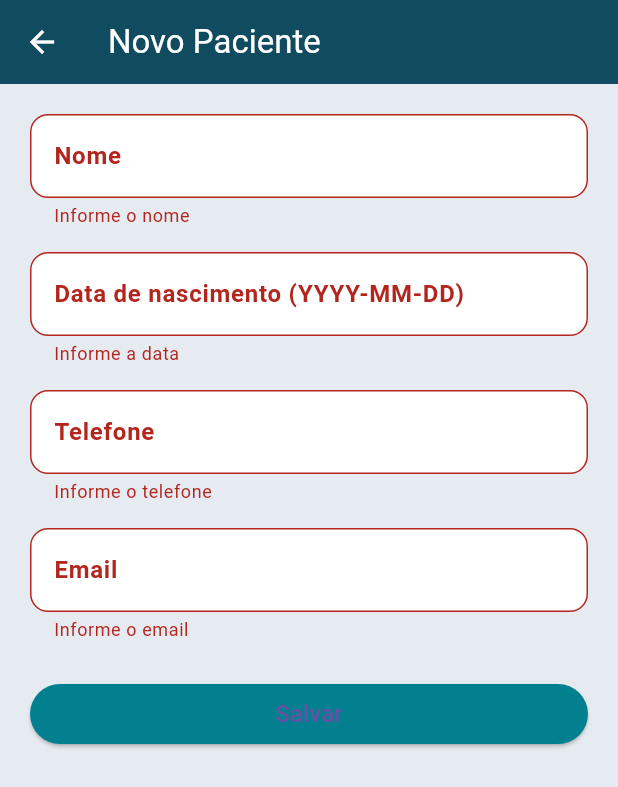
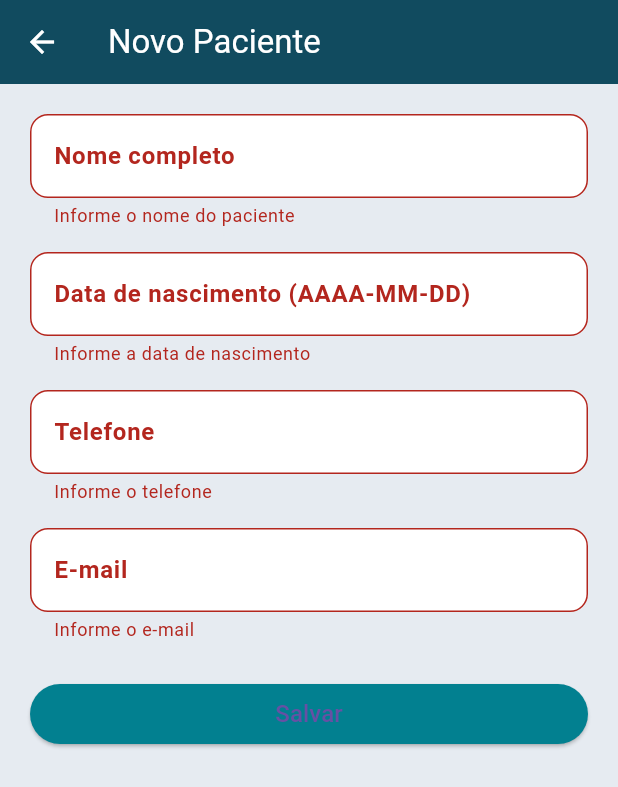
Before and after one commit to AlexandreBolsoni/trabalho-mobile, a Flutter app: the PacienteFormScreen screen opened directly, after a tap on "Salvar", on a phone screen of 412 x 824 dp. Shown: the top 787 px of the screen. Run offline on Flutter 3.47's test engine with Material 3 defaults, Android fonts, the phone set to English and light mode, and no system bars; network calls fail.

Commit message:
BugFIX relacionado a pacientesn e salas

```diff
--- a/agenda_app/lib/models/paciente.dart
+++ b/agenda_app/lib/models/paciente.dart
@@ -6,7 +6,7 @@ class Paciente {
   final String email;
 
   Paciente({
-    this.id, // Removido o required
+    this.id,
     required this.nome,
     required this.dataNascimento,
     required this.telefone,
--- a/agenda_app/lib/screens/paciente/paciente_form.dart
+++ b/agenda_app/lib/screens/paciente/paciente_form.dart
@@ -14,7 +14,7 @@ class PacienteFormScreen extends StatefulWidget {
 class _PacienteFormScreenState extends State<PacienteFormScreen> {
   final _formKey = GlobalKey<FormState>();
   late TextEditingController nomeController;
-  late TextEditingController dataController;
+  late TextEditingController dataNascimentoController;
   late TextEditingController telefoneController;
   late TextEditingController emailController;
 
@@ -22,29 +22,45 @@ class _PacienteFormScreenState extends State<PacienteFormScreen> {
   void initState() {
     super.initState();
     nomeController = TextEditingController(text: widget.paciente?.nome ?? '');
-    dataController = TextEditingController(text: widget.paciente?.dataNascimento ?? '');
+    dataNascimentoController = TextEditingController(text: widget.paciente?.dataNascimento ?? '');
     telefoneController = TextEditingController(text: widget.paciente?.telefone ?? '');
     emailController = TextEditingController(text: widget.paciente?.email ?? '');
   }
 
+  @override
+  void dispose() {
+    nomeController.dispose();
+    dataNascimentoController.dispose();
+    telefoneController.dispose();
+    emailController.dispose();
+    super.dispose();
+  }
+
   void salvar() async {
     if (_formKey.currentState!.validate()) {
-      final novo = Paciente(
-        nome: nomeController.text,
-        dataNascimento: dataController.text,
-        telefone: telefoneController.text,
-        email: emailController.text,
+      final paciente = Paciente(
+        nome: nomeController.text.trim(),
+        dataNascimento: dataNascimentoController.text.trim(), // deve estar no formato YYYY-MM-DD
+        telefone: telefoneController.text.trim(),
+        email: emailController.text.trim(),
       );
-      if (widget.paciente == null) {
-        await PacienteService.addPaciente(novo);
-      } else {
-        await PacienteService.updatePaciente(widget.paciente!.id!, novo);
+
+      try {
+        if (widget.paciente == null) {
+          await PacienteService.addPaciente(paciente);
+        } else {
+          await PacienteService.updatePaciente(widget.paciente!.id!, paciente);
+        }
+        Navigator.pop(context);
+      } catch (e) {
+        ScaffoldMessenger.of(context).showSnackBar(
+          SnackBar(content: Text('Erro ao salvar paciente: $e')),
+        );
       }
-      Navigator.pop(context);
     }
   }
 
-  InputDecoration customInput(String label) {
+  InputDecoration inputDecoracao(String label) {
     return InputDecoration(
       labelText: label,
       labelStyle: const TextStyle(fontWeight: FontWeight.bold),
@@ -68,13 +84,40 @@ class _PacienteFormScreenState extends State<PacienteFormScreen> {
           key: _formKey,
           child: ListView(
             children: [
-              TextFormField(controller: nomeController, decoration: customInput('Nome'), validator: (v) => v!.isEmpty ? 'Informe o nome' : null),
+              TextFormField(
+                controller: nomeController,
+                decoration: inputDecoracao('Nome completo'),
+                validator: (value) => value!.isEmpty ? 'Informe o nome do paciente' : null,
+              ),
               const SizedBox(height: 16),
-              TextFormField(controller: dataController, decoration: customInput('Data de nascimento (YYYY-MM-DD)'), validator: (v) => v!.isEmpty ? 'Informe a data' : null),
+              TextFormField(
+                controller: dataNascimentoController,
+                decoration: inputDecoracao('Data de nascimento (AAAA-MM-DD)'),
+                keyboardType: TextInputType.datetime,
+                validator: (value) {
+                  if (value == null || value.isEmpty) return 'Informe a data de nascimento';
+                  final regex = RegExp(r'^\d{4}-\d{2}-\d{2}$');
+                  return regex.hasMatch(value) ? null : 'Formato inválido (ex: 2000-12-31)';
+                },
+              ),
               const SizedBox(height: 16),
-              TextFormField(controller: telefoneController, decoration: customInput('Telefone'), validator: (v) => v!.isEmpty ? 'Informe o telefone' : null),
+              TextFormField(
+                controller: telefoneController,
+                decoration: inputDecoracao('Telefone'),
+                keyboardType: TextInputType.phone,
+                validator: (value) => value!.isEmpty ? 'Informe o telefone' : null,
+              ),
               const SizedBox(height: 16),
-              TextFormField(controller: emailController, decoration: customInput('Email'), validator: (v) => v!.isEmpty ? 'Informe o email' : null),
+              TextFormField(
+                controller: emailController,
+                decoration: inputDecoracao('E-mail'),
+                keyboardType: TextInputType.emailAddress,
+                validator: (value) {
+                  if (value == null || value.isEmpty) return 'Informe o e-mail';
+                  final regex = RegExp(r'^[\w\.-]+@[\w\.-]+\.\w+$');
+                  return regex.hasMatch(value) ? null : 'E-mail inválido';
+                },
+              ),
               const SizedBox(height: 24),
               ElevatedButton(
                 style: ElevatedButton.styleFrom(backgroundColor: const Color(0xFF028090)),
--- a/agenda_app/lib/screens/sala/sala_list.dart
+++ b/agenda_app/lib/screens/sala/sala_list.dart
@@ -78,8 +78,8 @@ class _SalaListState extends State<SalaList> {
               borderRadius: BorderRadius.circular(16),
             ),
             child: ListTile(
-              title: Text(s['nome']),
-              subtitle: Text('Localização: ${s['localizacao']}'),
+              title: Text(s['nome_sala'] ?? ''),
+              subtitle: Text('Andar: ${s['andar'] ?? 'N/A'}'),
               trailing: Row(
                 mainAxisSize: MainAxisSize.min,
                 children: [
@@ -89,7 +89,7 @@ class _SalaListState extends State<SalaList> {
                   ),
                   IconButton(
                     icon: const Icon(Icons.delete, color: Colors.red),
-                    onPressed: () => excluirSala(s['id_sala']),
+                    onPressed: () => excluirSala(s['id']),
                   ),
                 ],
               ),
```
Also changed, not shown: agenda_app/lib/models/agendamento.dart (+16 -12 lines), agenda_app/lib/models/horario_disponivel.dart (added, +32 -0 lines), agenda_app/lib/models/sala.dart (+7 -6 lines), agenda_app/lib/screens/agendamento/agendamento_form.dart (+29 -32 lines), agenda_app/lib/screens/sala/sala_form.dart (+11 -10 lines), agenda_app/lib/services/agendamento_service.dart (+7 -8 lines), agenda_app/lib/services/horario_service.dart (added, +7 -0 lines), agenda_app/lib/services/paciente_service.dart (+10 -6 lines), 2 other files.
